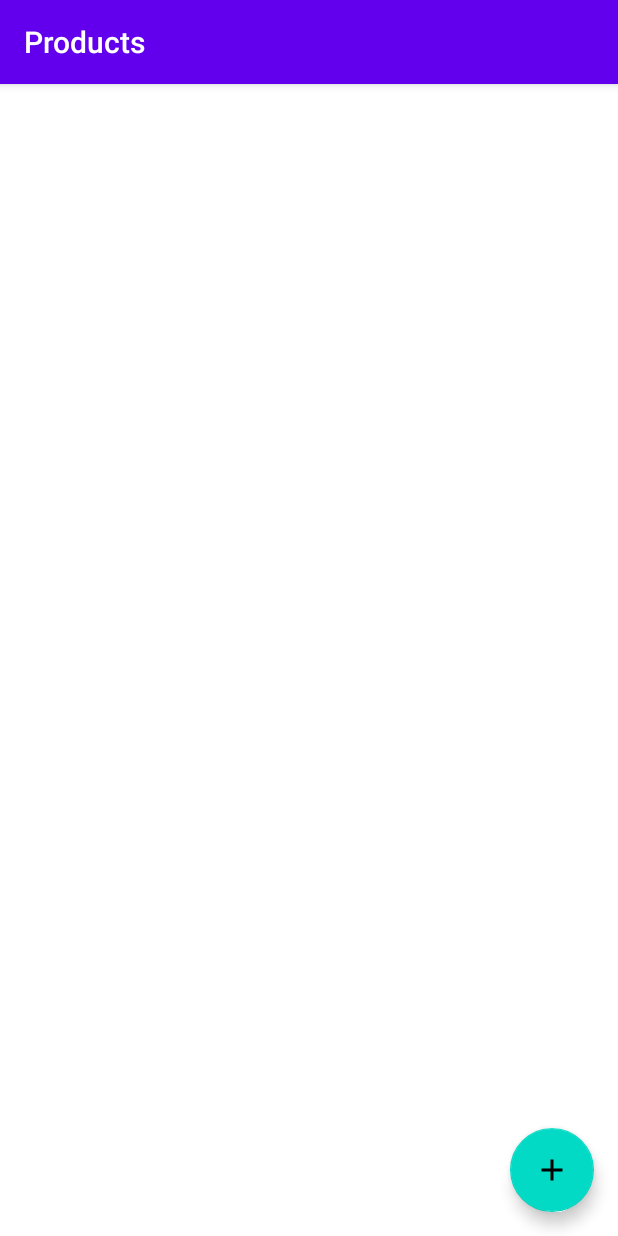
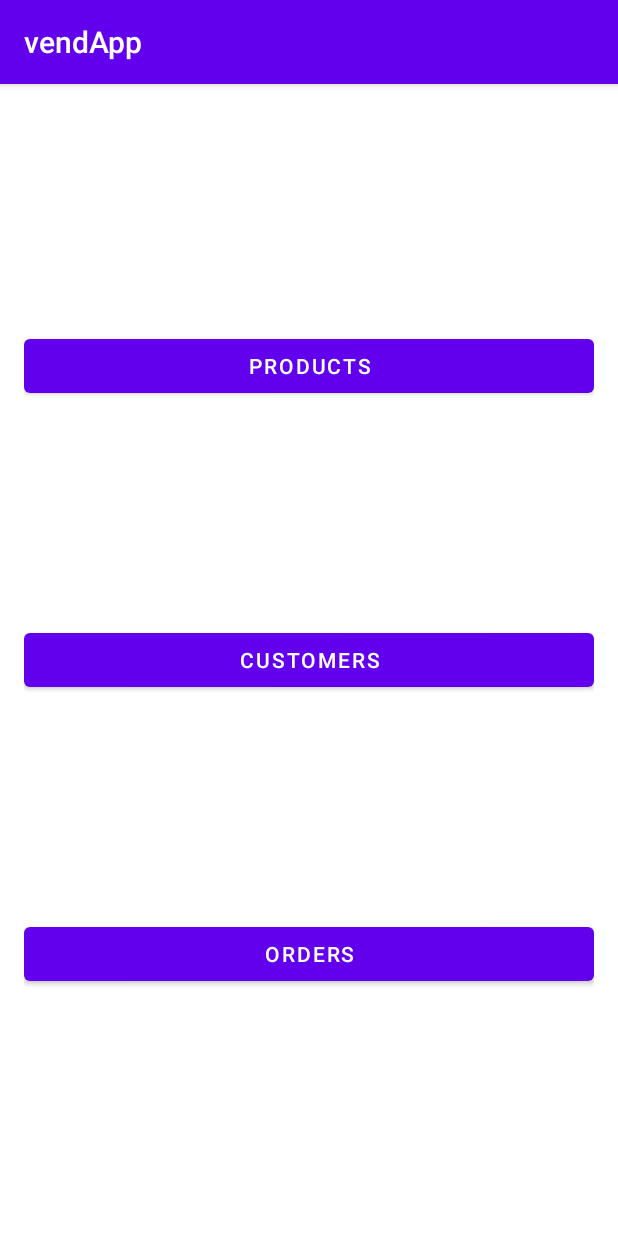
Before and after one commit to faGalego/vendApp, an Android app: the screen it shows after launch (MainActivity), on a phone screen of 412 x 824 dp. Run offline under Robolectric (Android 15) with nearby library versions, the phone set to English and light mode, and no system bars; our stand-ins replace navigation-ui.

Commit message:
feat: create main menu fragment

```diff
--- /dev/null
+++ b/app/src/main/java/com/galego/fabricio/vendapp/ui/mainmenu/MainMenuFragment.kt
@@ -0,0 +1,40 @@
+package com.galego.fabricio.vendapp.ui.mainmenu
+
+import android.os.Bundle
+import androidx.fragment.app.Fragment
+import android.view.LayoutInflater
+import android.view.View
+import android.view.ViewGroup
+import androidx.navigation.fragment.findNavController
+import com.galego.fabricio.vendapp.R
+import com.galego.fabricio.vendapp.databinding.FragmentMainMenuBinding
+
+class MainMenuFragment : Fragment() {
+
+    private var _binding: FragmentMainMenuBinding? = null
+    val binding get() = _binding!!
+
+    override fun onCreateView(
+        inflater: LayoutInflater, container: ViewGroup?,
+        savedInstanceState: Bundle?
+    ): View? {
+        _binding = FragmentMainMenuBinding.inflate(inflater, container, false)
+        return binding.root
+    }
+
+    override fun onViewCreated(view: View, savedInstanceState: Bundle?) {
+        super.onViewCreated(view, savedInstanceState)
+        setListeners()
+    }
+
+    private fun setListeners() {
+        binding.fragmentMainmenuProductsButton.setOnClickListener {
+            findNavController().navigate(R.id.action_mainMenuFragment_to_productListFragment)
+        }
+    }
+
+    override fun onDestroyView() {
+        super.onDestroyView()
+        _binding = null
+    }
+}
--- /dev/null
+++ b/app/src/main/res/layout/fragment_main_menu.xml
@@ -0,0 +1,40 @@
+<?xml version="1.0" encoding="utf-8"?>
+<androidx.constraintlayout.widget.ConstraintLayout xmlns:android="http://schemas.android.com/apk/res/android"
+    xmlns:app="http://schemas.android.com/apk/res-auto"
+    xmlns:tools="http://schemas.android.com/tools"
+    android:layout_width="match_parent"
+    android:layout_height="match_parent"
+    android:padding="16dp"
+    tools:context=".ui.mainmenu.MainMenuFragment">
+
+    <Button
+        android:id="@+id/fragment_mainmenu_products_button"
+        android:layout_width="0dp"
+        android:layout_height="wrap_content"
+        android:text="Products"
+        app:layout_constraintBottom_toTopOf="@id/fragment_mainmenu_customers_button"
+        app:layout_constraintEnd_toEndOf="parent"
+        app:layout_constraintStart_toStartOf="parent"
+        app:layout_constraintTop_toTopOf="parent" />
+
+    <Button
+        android:id="@+id/fragment_mainmenu_customers_button"
+        android:layout_width="0dp"
+        android:layout_height="wrap_content"
+        android:text="Customers"
+        app:layout_constraintBottom_toTopOf="@id/fragment_mainmenu_orders_button"
+        app:layout_constraintEnd_toEndOf="parent"
+        app:layout_constraintStart_toStartOf="parent"
+        app:layout_constraintTop_toBottomOf="@id/fragment_mainmenu_products_button" />
+
+    <Button
+        android:id="@+id/fragment_mainmenu_orders_button"
+        android:layout_width="0dp"
+        android:layout_height="wrap_content"
+        android:text="Orders"
+        app:layout_constraintBottom_toBottomOf="parent"
+        app:layout_constraintEnd_toEndOf="parent"
+        app:layout_constraintStart_toStartOf="parent"
+        app:layout_constraintTop_toBottomOf="@id/fragment_mainmenu_customers_button" />
+
+</androidx.constraintlayout.widget.ConstraintLayout>
--- a/app/src/main/res/navigation/main_graph.xml
+++ b/app/src/main/res/navigation/main_graph.xml
@@ -3,7 +3,17 @@
     xmlns:app="http://schemas.android.com/apk/res-auto"
     xmlns:tools="http://schemas.android.com/tools"
     android:id="@+id/main_graph"
-    app:startDestination="@id/productListFragment">
+    app:startDestination="@id/mainMenuFragment">
+
+    <fragment
+        android:id="@+id/mainMenuFragment"
+        android:name="com.galego.fabricio.vendapp.ui.mainmenu.MainMenuFragment"
+        android:label="@string/mainmenu_title"
+        tools:layout="@layout/fragment_main_menu">
+        <action
+            android:id="@+id/action_mainMenuFragment_to_productListFragment"
+            app:destination="@id/productListFragment" />
+    </fragment>
 
     <fragment
         android:id="@+id/productListFragment"
@@ -19,12 +29,12 @@
         android:id="@+id/productFragment"
         android:name="com.galego.fabricio.vendapp.ui.product.ProductFragment"
         android:label="@string/product_title"
-        tools:layout="@layout/product_fragment" >
+        tools:layout="@layout/product_fragment">
         <argument
             android:name="product"
+            android:defaultValue="@null"
             app:argType="com.galego.fabricio.vendapp.data.db.entity.ProductEntity"
-            app:nullable="true"
-            android:defaultValue="@null" />
+            app:nullable="true" />
     </fragment>
 
 </navigation>
--- a/app/src/main/res/values/strings.xml
+++ b/app/src/main/res/values/strings.xml
@@ -1,5 +1,11 @@
 <resources>
     <string name="app_name">vendApp</string>
+
+    <!-- Main Menu Fragment -->
+    <string name="mainmenu_title">@string/app_name</string>
+    <string name="mainmenu_products_button">Products</string>
+    <string name="mainmenu_customers_button">Customers</string>
+    <string name="mainmenu_orders_button">Orders</string>
 
     <!-- Product Fragment -->
     <string name="product_title">Product</string>
```
